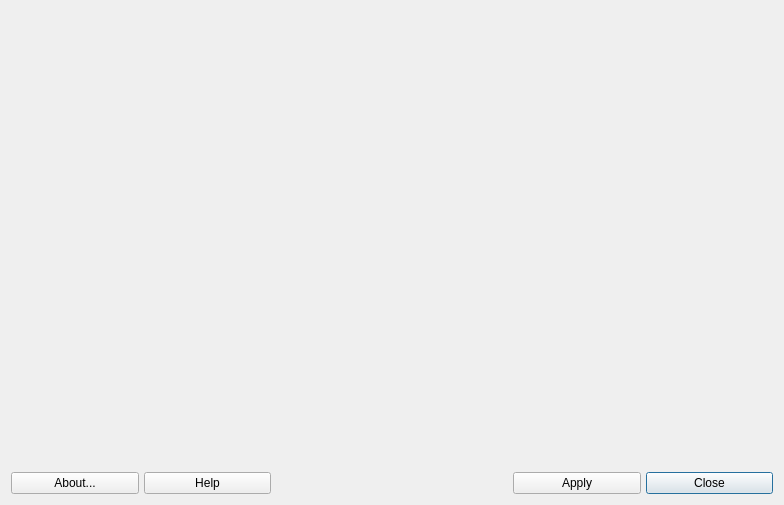
AdrianTM/mx-boot-options, file mainwindow.ui: the form before one commit.
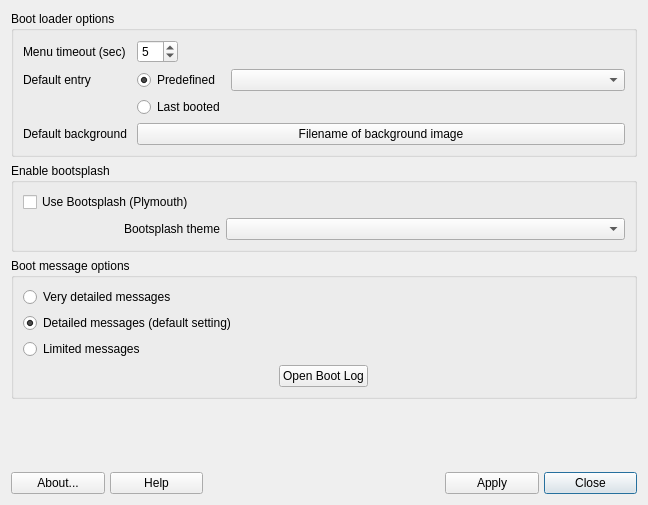
The form after the commit. Icons and pictures are not drawn.

What changed in the file:
```diff
--- a/mainwindow.ui
+++ b/mainwindow.ui
@@ -6,7 +6,7 @@
    <rect>
     <x>0</x>
     <y>0</y>
-    <width>784</width>
+    <width>648</width>
     <height>505</height>
    </rect>
   </property>
@@ -14,6 +14,161 @@
    <string>Program_Name</string>
   </property>
   <layout class="QVBoxLayout" name="verticalLayout">
+   <item>
+    <widget class="QGroupBox" name="groupBoxLoader">
+     <property name="title">
+      <string>Boot loader options</string>
+     </property>
+     <layout class="QGridLayout" name="gridLayout_2">
+      <item row="4" column="0">
+       <widget class="QLabel" name="label_bg_image">
+        <property name="text">
+         <string>Default background </string>
+        </property>
+       </widget>
+      </item>
+      <item row="0" column="0">
+       <widget class="QLabel" name="label_timeout">
+        <property name="text">
+         <string>Menu timeout (sec)</string>
+        </property>
+       </widget>
+      </item>
+      <item row="1" column="1">
+       <widget class="QRadioButton" name="rb_predefined">
+        <property name="text">
+         <string>Predefined</string>
+        </property>
+        <property name="checked">
+         <bool>true</bool>
+        </property>
+       </widget>
+      </item>
+      <item row="4" column="1" colspan="2">
+       <widget class="QPushButton" name="pb_filename">
+        <property name="text">
+         <string>Filename of background image</string>
+        </property>
+       </widget>
+      </item>
+      <item row="0" column="2">
+       <spacer name="horizontalSpacer">
+        <property name="orientation">
+         <enum>Qt::Horizontal</enum>
+        </property>
+        <property name="sizeHint" stdset="0">
+         <size>
+          <width>40</width>
+          <height>20</height>
+         </size>
+        </property>
+       </spacer>
+      </item>
+      <item row="2" column="1">
+       <widget class="QRadioButton" name="rb_lastbooted">
+        <property name="text">
+         <string>Last booted</string>
+        </property>
+       </widget>
+      </item>
+      <item row="1" column="0">
+       <widget class="QLabel" name="label_default_entry">
+        <property name="text">
+         <string>Default entry</string>
+        </property>
+       </widget>
+      </item>
+      <item row="1" column="2">
+       <widget class="QComboBox" name="combo_menu_entry"/>
+      </item>
+      <item row="0" column="1" alignment="Qt::AlignLeft">
+       <widget class="QSpinBox" name="spinBoxTimeout">
+        <property name="value">
+         <number>5</number>
+        </property>
+       </widget>
+      </item>
+     </layout>
+    </widget>
+   </item>
+   <item>
+    <widget class="QGroupBox" name="groupBoxBootsplash">
+     <property name="title">
+      <string>Enable bootsplash</string>
+     </property>
+     <layout class="QGridLayout" name="gridLayout">
+      <item row="1" column="0" alignment="Qt::AlignRight">
+       <widget class="QLabel" name="label_theme">
+        <property name="sizePolicy">
+         <sizepolicy hsizetype="Fixed" vsizetype="Preferred">
+          <horstretch>0</horstretch>
+          <verstretch>0</verstretch>
+         </sizepolicy>
+        </property>
+        <property name="text">
+         <string>Bootsplash theme</string>
+        </property>
+       </widget>
+      </item>
+      <item row="0" column="0">
+       <widget class="QCheckBox" name="cb_bootsplash">
+        <property name="sizePolicy">
+         <sizepolicy hsizetype="Minimum" vsizetype="Fixed">
+          <horstretch>0</horstretch>
+          <verstretch>0</verstretch>
+         </sizepolicy>
+        </property>
+        <property name="text">
+         <string>Use Bootsplash (Plymouth)</string>
+        </property>
+       </widget>
+      </item>
+      <item row="1" column="1" colspan="2">
+       <widget class="QComboBox" name="combo_theme"/>
+      </item>
+     </layout>
+    </widget>
+   </item>
+   <item>
+    <widget class="QGroupBox" name="groupBoxInfo">
+     <property name="title">
+      <string>Boot message options</string>
+     </property>
+     <layout class="QVBoxLayout" name="verticalLayout_2">
+      <item>
+       <widget class="QRadioButton" name="rb_very_detailed_msg">
+        <property name="text">
+         <string>Very detailed messages</string>
+        </property>
+       </widget>
+      </item>
+      <item>
+       <widget class="QRadioButton" name="rb_detailed_msg">
+        <property name="text">
+         <string>Detailed messages (default setting)</string>
+        </property>
+        <property name="checked">
+         <bool>true</bool>
+        </property>
+       </widget>
+      </item>
+      <item>
+       <widget class="QRadioButton" name="rb_limited_msg">
+        <property name="text">
+         <string>Limited messages</string>
+        </property>
+       </widget>
+      </item>
+      <item alignment="Qt::AlignHCenter">
+       <widget class="QPushButton" name="pb_log">
+        <property name="text">
+         <string>Open Boot Log</string>
+        </property>
+       </widget>
+      </item>
+     </layout>
+    </widget>
+   </item>
    <item>
     <spacer name="verticalSpacer">
      <property name="orientation">
```
Left out of the diff: 35 changed lines with no effect on the pictures.
